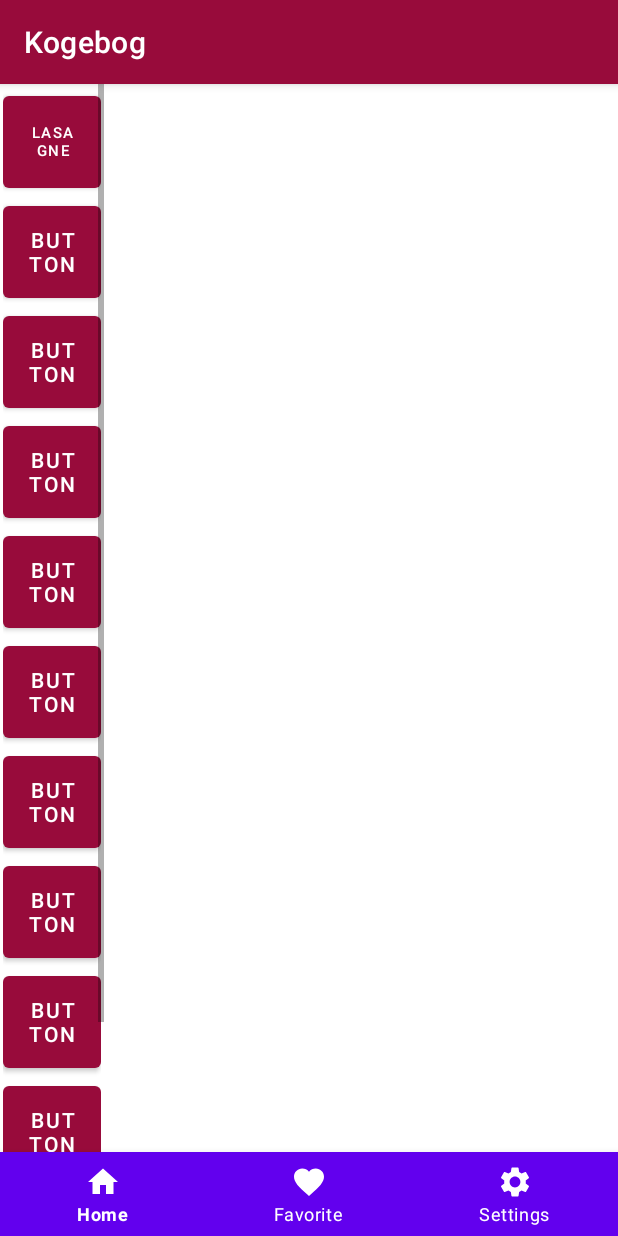
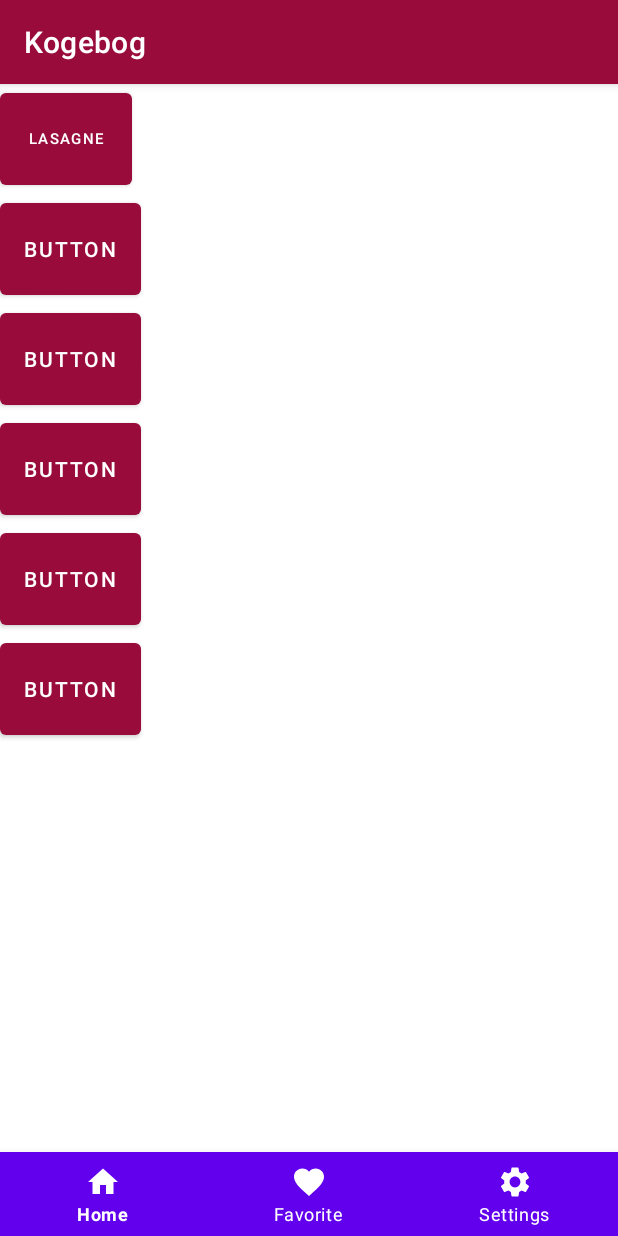
Before and after one commit to yuyus19/KogeBog, an Android app: the screen it shows after launch (MainActivity), after a tap on "HOVEDRETTER", on a phone screen of 412 x 824 dp. Run offline under Robolectric (Android 15) with nearby library versions, the phone set to English and light mode, and no system bars.

Commit message:
med slidepanel

```diff
--- a/app/src/main/res/layout/fragment_forret.xml
+++ b/app/src/main/res/layout/fragment_forret.xml
@@ -11,4 +11,7 @@
         android:layout_height="match_parent"
         android:text="ForretFragment" />
 
+
+
+
 </FrameLayout>
--- a/app/src/main/res/layout/fragment_hovedret.xml
+++ b/app/src/main/res/layout/fragment_hovedret.xml
@@ -1,5 +1,6 @@
 <?xml version="1.0" encoding="utf-8"?>
-<RelativeLayout xmlns:android="http://schemas.android.com/apk/res/android"
+<androidx.slidingpanelayout.widget.SlidingPaneLayout
+    xmlns:android="http://schemas.android.com/apk/res/android"
     xmlns:app="http://schemas.android.com/apk/res-auto"
     xmlns:tools="http://schemas.android.com/tools"
     android:layout_width="match_parent"
@@ -7,16 +8,14 @@
     tools:context="com.example.kogebog.homeOption.HovedretFragment">
 
     <!-- TODO: Update blank fragment layout -->
+<LinearLayout
+    android:id="@+id/list_pane"
+    android:layout_width="280dp"
+    android:layout_height="match_parent"
+    android:layout_gravity="start"
+    android:orientation="vertical">
 
-    <ScrollView
-        android:layout_width="69dp"
-        android:layout_height="match_parent">
 
-        <LinearLayout
-            android:layout_width="match_parent"
-            android:layout_height="wrap_content"
-            android:orientation="vertical"
-            android:padding="2dp">
 
             <Button
                 android:id="@+id/button1"
@@ -56,38 +55,16 @@
                 android:layout_height="73dp"
                 android:text="Button" />
 
-            <Button
-                android:id="@+id/button7"
-                android:layout_width="wrap_content"
-                android:layout_height="73dp"
-                android:text="Button" />
+        </LinearLayout>
 
-            <Button
-                android:id="@+id/button8"
-                android:layout_width="wrap_content"
-                android:layout_height="73dp"
-                android:text="Button" />
+<LinearLayout
+    android:id="@+id/detail_container"
+    android:layout_width="300dp"
+    android:layout_weight="1"
+    android:layout_height="match_parent"
 
-            <Button
-                android:id="@+id/button9"
-                android:layout_width="wrap_content"
-                android:layout_height="73dp"
-                android:text="Button" />
-
-            <Button
-                android:id="@+id/button10"
-                android:layout_width="wrap_content"
-                android:layout_height="73dp"
-                android:text="Button" />
-
-            <Button
-                android:id="@+id/button11"
-                android:layout_width="wrap_content"
-                android:layout_height="73dp"
-                android:text="Button" />
-
-        </LinearLayout>
-    </ScrollView>
+    android:name="com.example.SelectAnItemFragment"
+    android:orientation="horizontal">
 
     <ScrollView
         android:layout_width="345dp"
@@ -124,5 +101,5 @@
                 android:layout_marginTop="20dp" />
         </LinearLayout>
     </ScrollView>
-
-</RelativeLayout>
+</LinearLayout>
+</androidx.slidingpanelayout.widget.SlidingPaneLayout>
```
Also changed, not shown: app/src/main/res/layout/fragment_drinks.xml (+46 -9 lines).
